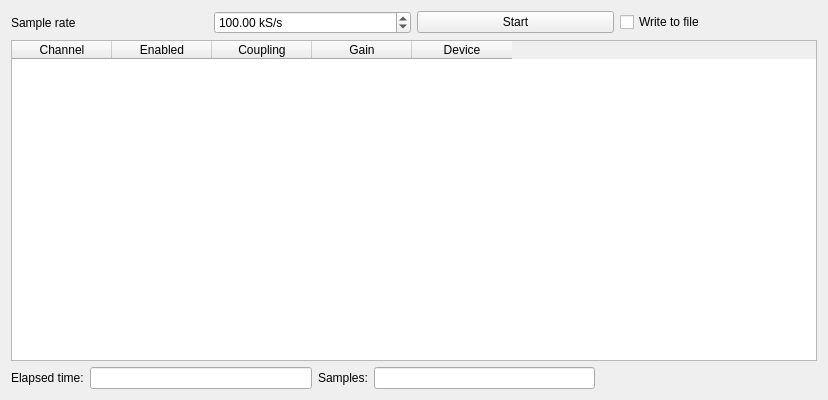
Before: the Qt Designer form DAQ/LegacyDaqStreamingUi.ui in AvirupRoy/research, drawn with Qt 5.
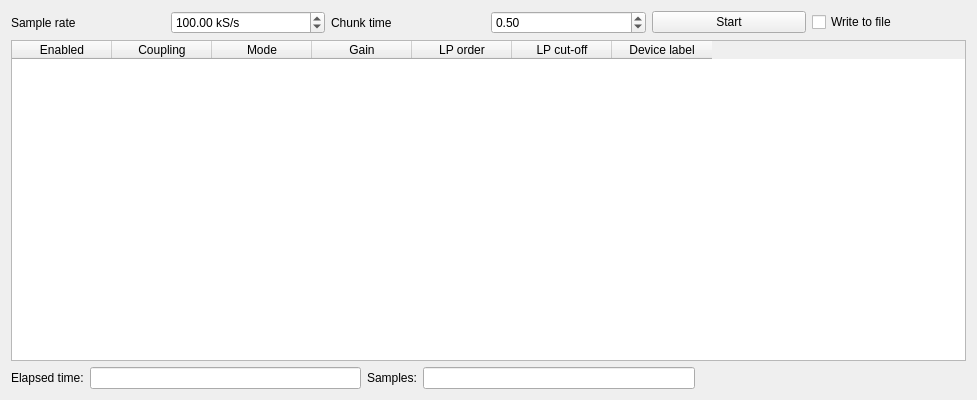
After: the same form once the commit is applied.

Commit message: Add control for chunkTime

Patch:
```diff
--- a/DAQ/LegacyDaqStreamingUi.ui
+++ b/DAQ/LegacyDaqStreamingUi.ui
@@ -6,7 +6,7 @@
    <rect>
     <x>0</x>
     <y>0</y>
-    <width>828</width>
+    <width>977</width>
     <height>400</height>
    </rect>
   </property>
@@ -46,6 +46,29 @@
            </property>
           </widget>
          </item>
+         <item>
+          <widget class="QLabel" name="label_4">
+           <property name="text">
+            <string>Chunk time</string>
+           </property>
+          </widget>
+         </item>
+         <item>
+          <widget class="QDoubleSpinBox" name="chunkTimeSb">
+           <property name="minimum">
+            <double>0.200000000000000</double>
+           </property>
+           <property name="maximum">
+            <double>10.000000000000000</double>
+           </property>
+           <property name="singleStep">
+            <double>0.050000000000000</double>
+           </property>
+           <property name="value">
+            <double>0.500000000000000</double>
+           </property>
+          </widget>
+         </item>
          <item>
           <widget class="QPushButton" name="runPb">
            <property name="text">
@@ -64,11 +87,6 @@
        </item>
        <item>
         <widget class="QTableWidget" name="channelTable">
-         <column>
-          <property name="text">
-           <string>Channel</string>
-          </property>
-         </column>
          <column>
           <property name="text">
            <string>Enabled</string>
@@ -79,6 +97,11 @@
            <string>Coupling</string>
           </property>
          </column>
+         <column>
+          <property name="text">
+           <string>Mode</string>
+          </property>
+         </column>
          <column>
           <property name="text">
            <string>Gain</string>
@@ -86,7 +109,17 @@
          </column>
          <column>
           <property name="text">
-           <string>Device</string>
+           <string>LP order</string>
+          </property>
+         </column>
+         <column>
+          <property name="text">
+           <string>LP cut-off</string>
+          </property>
+         </column>
+         <column>
+          <property name="text">
+           <string>Device label</string>
           </property>
          </column>
         </widget>
```
